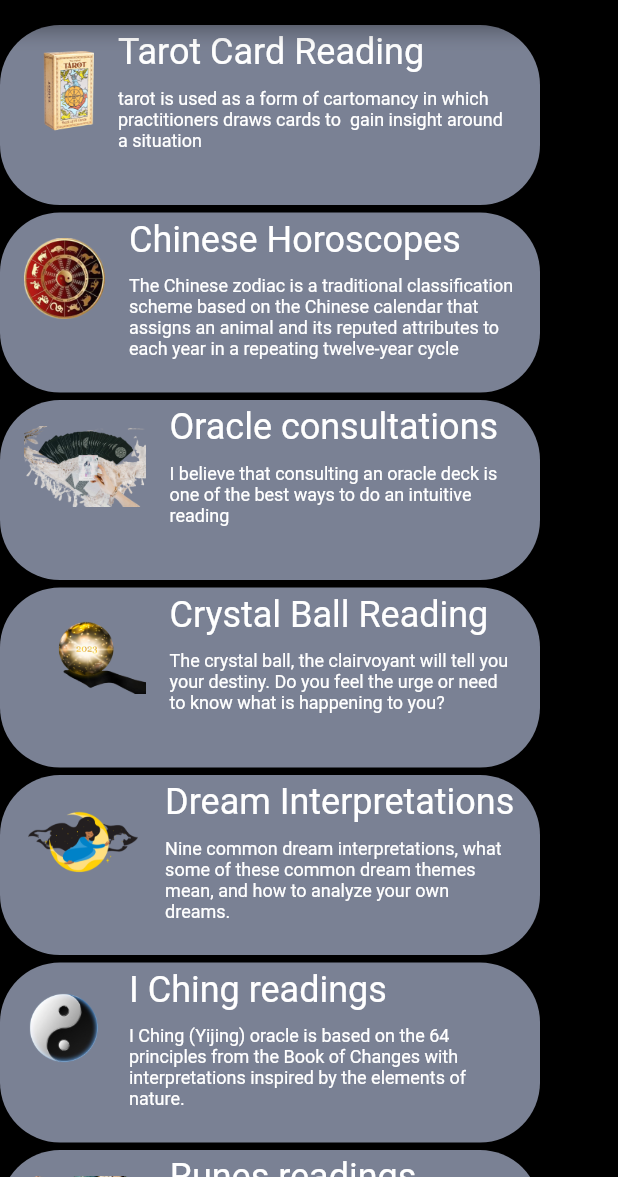
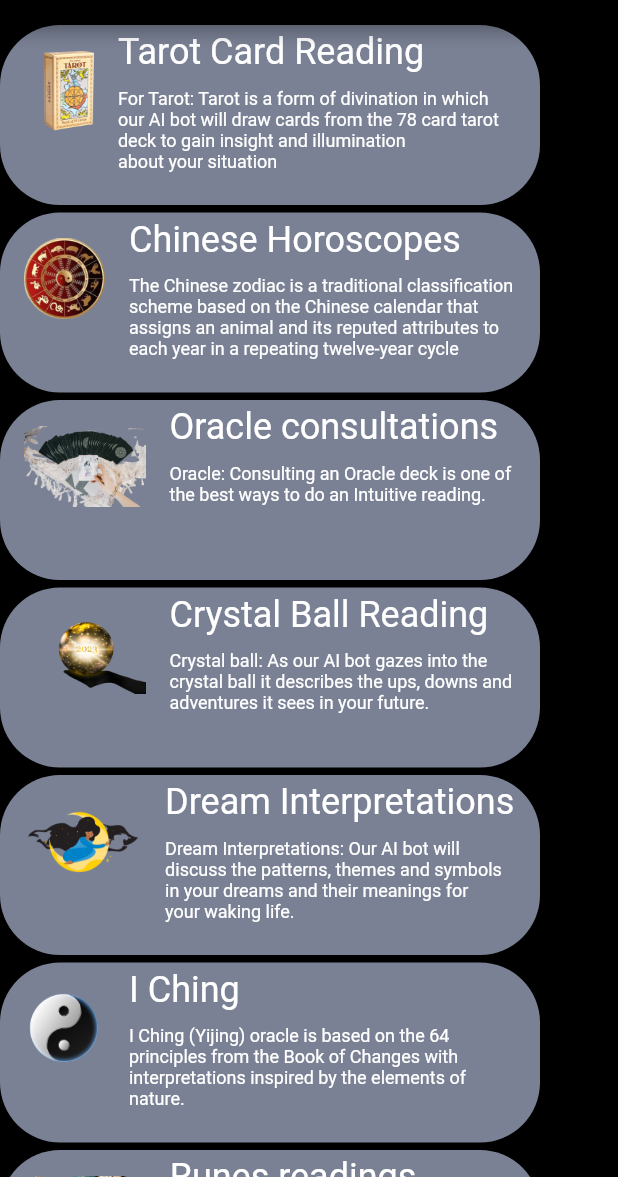
Before and after one commit to fwdAndroid/skismi, a Flutter app: the Experts screen opened directly, on a phone screen of 412 x 824 dp, the part 59-1236 px from its top. Run offline on Flutter 3.47's test engine with Material 2 defaults, Android fonts, the phone set to English and light mode, and no system bars; our stand-ins replace animated_splash_screen, carousel_slider, cloud_firestore, firebase_auth, firebase_core, google_fonts and 4 more; accounts and stored records are empty.

Commit message:
Spell and Sentense COrrection

```diff
--- a/lib/main_screen_pages/experts.dart
+++ b/lib/main_screen_pages/experts.dart
@@ -63,7 +63,7 @@ class _ExpertsState extends State<Experts> {
                       height: 10,
                     ),
                     Text(
-                      "tarot is used as a form of cartomancy in which practitioners draws cards to  gain insight around a situation",
+                      "For Tarot: Tarot is a form of divination in which our AI bot will draw cards from the 78 card tarot deck to gain insight and illumination about your situation",
                       style: TextStyle(color: Colors.white, fontSize: 12),
                     ),
                   ],
@@ -147,7 +147,7 @@ class _ExpertsState extends State<Experts> {
                       height: 10,
                     ),
                     Text(
-                      "I believe that consulting an oracle deck is one of the best ways to do an intuitive reading",
+                      "Oracle: Consulting an Oracle deck is one of the best ways to do an Intuitive reading.",
                       style: TextStyle(color: Colors.white, fontSize: 12),
                     ),
                   ],
@@ -190,7 +190,7 @@ class _ExpertsState extends State<Experts> {
                       height: 10,
                     ),
                     Text(
-                      "The crystal ball, the clairvoyant will tell you your destiny. Do you feel the urge or need to know what is happening to you?",
+                      "Crystal ball: As our AI bot gazes into the crystal ball it describes the ups, downs and adventures it sees in your future.",
                       style: TextStyle(color: Colors.white, fontSize: 12),
                     ),
                   ],
@@ -231,7 +231,7 @@ class _ExpertsState extends State<Experts> {
                       height: 10,
                     ),
                     Text(
-                      "Nine common dream interpretations, what some of these common dream themes mean, and how to analyze your own dreams.",
+                      "Dream Interpretations: Our AI bot will discuss the patterns, themes and symbols in your dreams and their meanings for your waking life.",
                       style: TextStyle(color: Colors.white, fontSize: 12),
                     ),
                   ],
@@ -265,7 +265,7 @@ class _ExpertsState extends State<Experts> {
                   ],
                 ),
                 title: Text(
-                  "I Ching readings",
+                  "I Ching",
                   style: TextStyle(color: Colors.white, fontSize: 24),
                 ),
                 subtitle: Column(
@@ -315,7 +315,7 @@ class _ExpertsState extends State<Experts> {
                       height: 10,
                     ),
                     Text(
-                      "Online rune reading and experience an ancient form of divination and fortune-telling.",
+                      "Runes readings: Our AI-generated runes readings app unlocks the mysteries of the ancient world, providing personalized insights into your future through the interpretation of runic symbols.",
                       style: TextStyle(color: Colors.white, fontSize: 12),
                     ),
                   ],
```
Also changed, not shown: lib/webpages/webpage.dart (added, +18 -0 lines).
